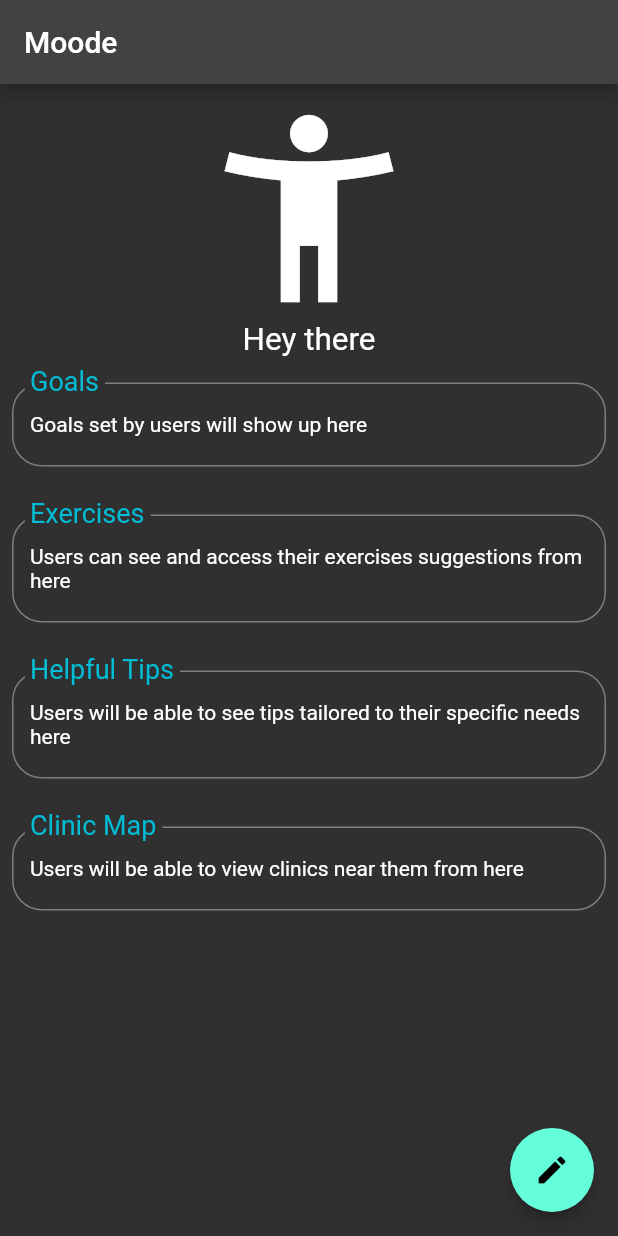
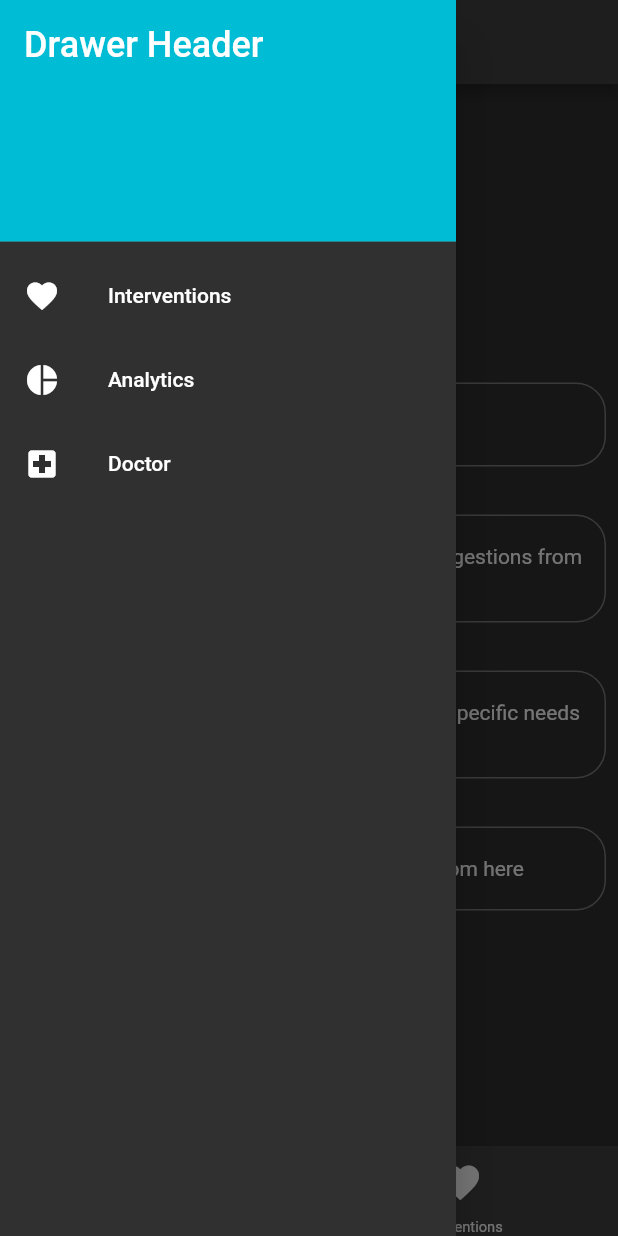
Before and after one commit to sai-pher/mood_tracker_v2, a Flutter app: the screen it shows after launch, with the side drawer open (before the commit the screen has no drawer), on a phone screen of 412 x 824 dp. Run offline on Flutter 3.47's test engine with Material 2 defaults, Android fonts, the phone set to English and light mode, and no system bars; our stand-ins replace charts_flutter, sqflite; accounts and stored records are empty.

```diff
--- a/lib/main.dart
+++ b/lib/main.dart
@@ -1,7 +1,10 @@
 import 'package:flutter/material.dart';
+import 'package:mood_tracker_v2/pages/analytics_page.dart';
+import 'package:mood_tracker_v2/pages/doctor_page.dart';
 import 'package:mood_tracker_v2/pages/form_complete_page.dart';
 import 'package:mood_tracker_v2/pages/form_page.dart';
 import 'package:mood_tracker_v2/pages/home_page.dart';
+import 'package:mood_tracker_v2/pages/intervention_page.dart';
 
 import 'app/labels.dart';
 
@@ -20,6 +23,9 @@ class MyApp extends StatelessWidget {
         homeRoute: (context) => const HomePage(),
         formRoute: (context) => const FormPage(),
         formCompleteRoute: (context) => const FormCompletePage(),
+        interventionsRoute: (context) => const InterventionPage(),
+        doctorRoute: (context) => const DoctorPage(),
+        analyticsRoute: (context) => const AnalyticsPage(),
       },
       theme: ThemeData(
         brightness: Brightness.dark,
--- a/lib/pages/home_page.dart
+++ b/lib/pages/home_page.dart
@@ -1,5 +1,6 @@
 import 'package:flutter/material.dart';
-import 'package:flutter/widgets.dart';
+import 'package:mood_tracker_v2/widgets/components/drawer_widget.dart';
+import 'package:mood_tracker_v2/widgets/components/nav_bar_widget.dart';
 import 'package:mood_tracker_v2/widgets/screens/home_screen.dart';
 
 class HomePage extends StatefulWidget {
@@ -20,7 +21,9 @@ class _HomePageState extends State<HomePage> {
     appBar: AppBar(
       title: const Text("Moode"),
     ),
+    drawer: const DrawerWidget(),
     body: const HomeScreen(),
+    bottomNavigationBar: const NavBar(),
     floatingActionButton: FloatingActionButton(
     elevation: 4,
     onPressed: () {
@@ -30,6 +33,8 @@ class _HomePageState extends State<HomePage> {
     tooltip: "Add new Expense",
     child: const Icon(Icons.edit),
   ),
+    floatingActionButtonLocation: FloatingActionButtonLocation.centerDocked,
+
   );
 
 }
--- /dev/null
+++ b/lib/widgets/components/drawer_widget.dart
@@ -0,0 +1,45 @@
+import 'package:flutter/material.dart';
+import 'package:mood_tracker_v2/app/labels.dart';
+
+class DrawerWidget extends StatelessWidget {
+  const DrawerWidget({Key? key}) : super(key: key);
+
+  @override
+  Widget build(BuildContext context) {
+    // TODO: implement build
+    return Drawer(
+      child: ListView(
+        padding: EdgeInsets.zero,
+        children: <Widget>[
+          const DrawerHeader(
+            decoration: BoxDecoration(
+              color: Colors.cyan,
+            ),
+            child: Text(
+              'Drawer Header',
+              style: TextStyle(
+                color: Colors.white,
+                fontSize: 24,
+              ),
+            ),
+          ),
+          ListTile(
+            leading: const Icon(Icons.favorite),
+            title: const Text('Interventions'),
+            onTap: () => Navigator.pushNamed(context, interventionsRoute),
+          ),
+          ListTile(
+            leading: const Icon(Icons.pie_chart),
+            title: const Text('Analytics'),
+            onTap: () => Navigator.pushNamed(context, analyticsRoute),
+          ),
+          ListTile(
+            leading: const Icon(Icons.local_hospital),
+            title: const Text('Doctor'),
+            onTap: () => Navigator.pushNamed(context, doctorRoute),
+          ),
+        ],
+      ),
+    );
+  }
+}
--- /dev/null
+++ b/lib/widgets/components/nav_bar_widget.dart
@@ -0,0 +1,63 @@
+import 'package:flutter/cupertino.dart';
+import 'package:flutter/material.dart';
+import 'package:mood_tracker_v2/app/labels.dart';
+
+class NavBar extends StatefulWidget{
+  const NavBar({Key? key}) : super(key: key);
+
+  @override
+  State<StatefulWidget> createState() => NavBarState();
+
+}
+
+class NavBarState extends State<NavBar>{
+  @override
+  Widget build(BuildContext context) {
+    // TODO: implement build
+    return bottomNavBar();
+  }
+
+  bottomNavBar(){
+    return BottomAppBar(
+//          shape: CircularNotchedRectangle(),
+      child: SizedBox(
+        height: 60,
+        child: Row(
+          mainAxisSize: MainAxisSize.max,
+          mainAxisAlignment: MainAxisAlignment.spaceAround,
+          children: <Widget>[
+            // TODO: build custom icon button
+            Column(
+              children: <Widget>[
+                IconButton(
+                    iconSize: 30.0,
+                    icon: const Icon(Icons.local_hospital),
+                    onPressed: () =>
+                        Navigator.pushNamed(context, doctorRoute)),
+                const Text(
+                  'Doctor',
+                  textScaleFactor: 0.7,
+                )
+              ],
+            ),
+            Column(
+              children: <Widget>[
+                IconButton(
+                    iconSize: 30.0,
+                    icon: const Icon(Icons.favorite),
+                    onPressed: () =>
+                        Navigator.pushNamed(context, interventionsRoute)),
+                const Text(
+                  'Interventions',
+                  textScaleFactor: 0.7,
+                )
+              ],
+            ),
+          ],
+        ),
+      ),
+//          color: Colors.cyan[600],
+    );
+  }
+
+}
--- a/pubspec.yaml
+++ b/pubspec.yaml
@@ -31,6 +31,8 @@ dependencies:
     sdk: flutter
   sqflite:
   path:
+  charts_flutter: ^0.12.0
+
 
 
   # The following adds the Cupertino Icons font to your application.
```
Also changed, not shown: lib/pages/analytics_page.dart (added, +21 -0 lines), lib/pages/doctor_page.dart (added, +21 -0 lines), lib/pages/intervention_page.dart (added, +21 -0 lines), lib/widgets/components/pie_chart_widget.dart (added, +103 -0 lines), lib/widgets/screens/analytics_screen.dart (added, +55 -0 lines), lib/widgets/screens/doctor_screen.dart (added, +102 -0 lines), lib/widgets/screens/intervention_screen.dart (added, +23 -0 lines), pubspec.lock.
